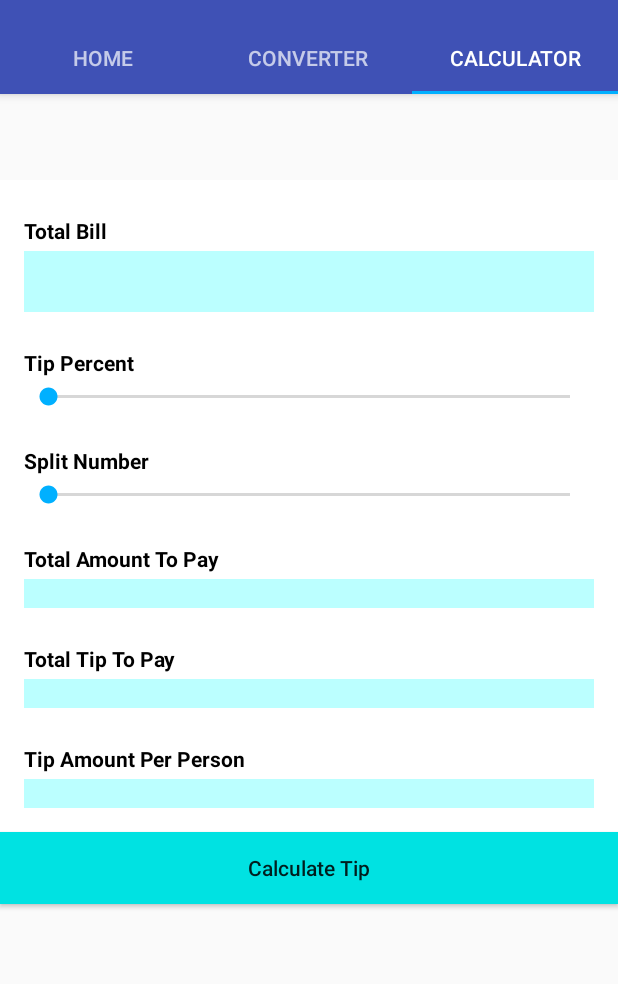
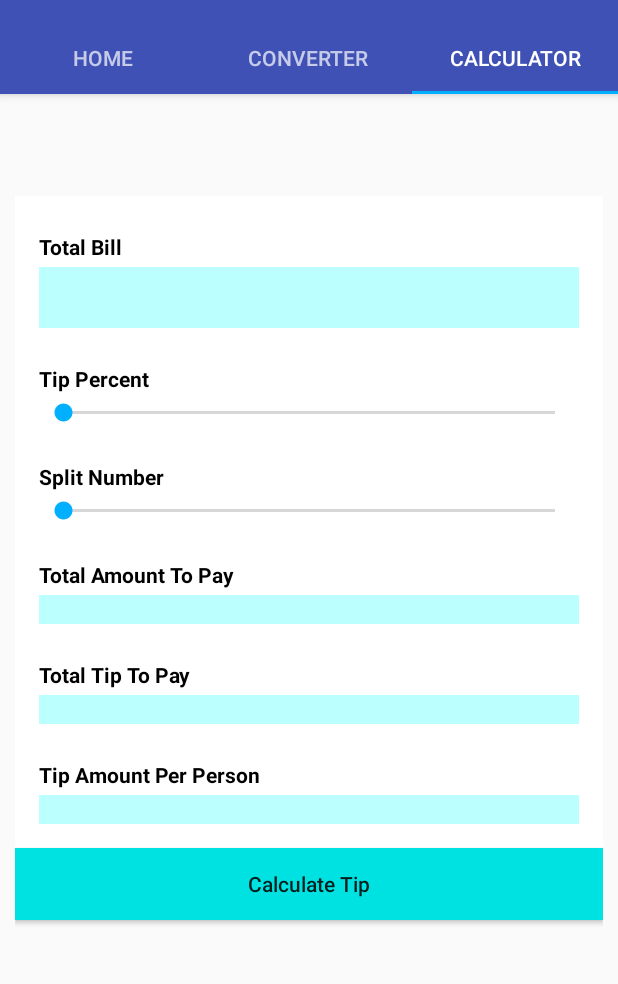
Before and after one commit to bigTimeBrad/TipGuide, an Android app: the screen it shows after launch (MainActivity), tab 3 chosen, on a phone screen of 412 x 824 dp, the part 62-1046 px from its top. Run offline under Robolectric (Android 15) with nearby library versions, the phone set to English and light mode, and no system bars.

Commit message:
adjusting the calc layout

```diff
--- a/app/src/main/res/layout/item_calculator.xml
+++ b/app/src/main/res/layout/item_calculator.xml
@@ -2,7 +2,8 @@
 
 <RelativeLayout xmlns:android="http://schemas.android.com/apk/res/android"
 android:layout_width="match_parent"
-android:layout_height="match_parent">
+android:layout_height="match_parent"
+    android:padding="10dp">
 
     <ScrollView
         android:id="@+id/scroll_content"
@@ -10,6 +11,7 @@ android:layout_height="match_parent">
         android:layout_height="wrap_content"
         android:layout_above="@+id/calculate_tips"
         android:layout_marginBottom="0dp"
+
         android:background="#ffffff"
         android:padding="16dp"
         android:scrollbars="none">
@@ -135,15 +137,15 @@ android:layout_height="match_parent">
                 android:textStyle="bold" />
         </RelativeLayout>
     </ScrollView>
-<Button
-    android:id="@+id/calculate_tips"
-    android:layout_width="match_parent"
-    android:layout_height="wrap_content"
-    android:text="@string/calculate_tip"
-    android:textAllCaps="false"
-    android:background="@color/calcButton"
-    android:padding="10dp"
-    android:layout_marginBottom="180dp"
-    android:layout_centerHorizontal="true"
-    android:layout_alignParentBottom="true"/>
+
+    <Button
+        android:id="@+id/calculate_tips"
+        android:layout_width="match_parent"
+        android:layout_height="wrap_content"
+        android:layout_alignParentBottom="true"
+        android:layout_alignParentEnd="true"
+        android:layout_marginBottom="159dp"
+        android:background="@color/calcButton"
+        android:text="@string/calculate_tip"
+        android:textAllCaps="false" />
 </RelativeLayout>
```
